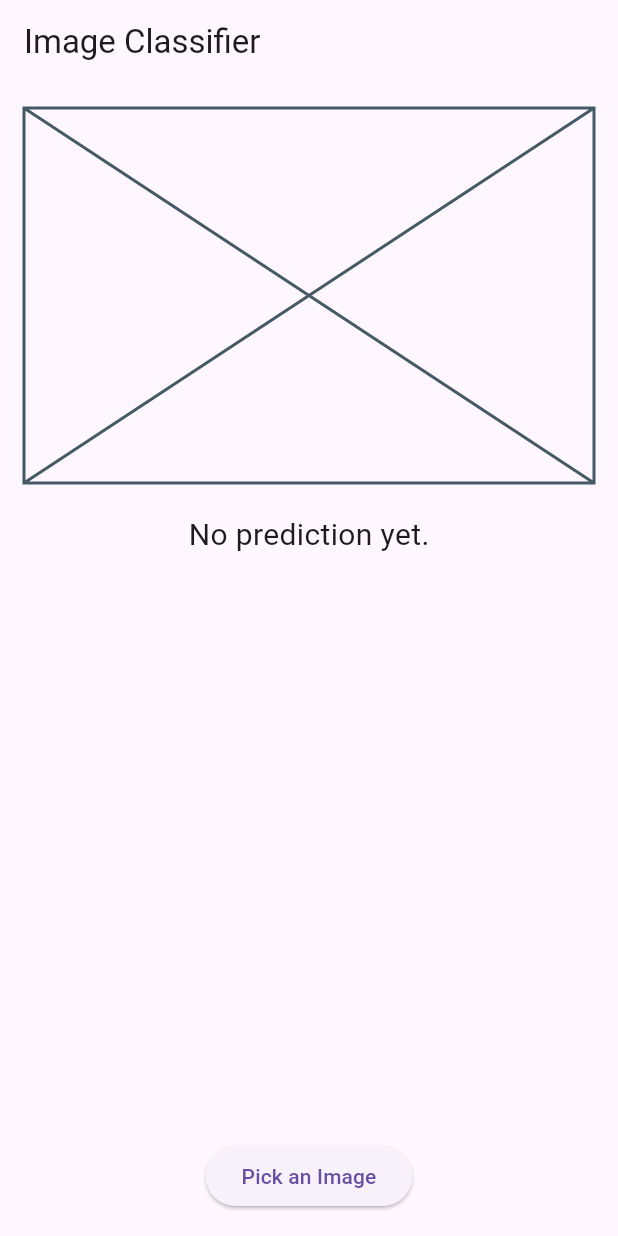
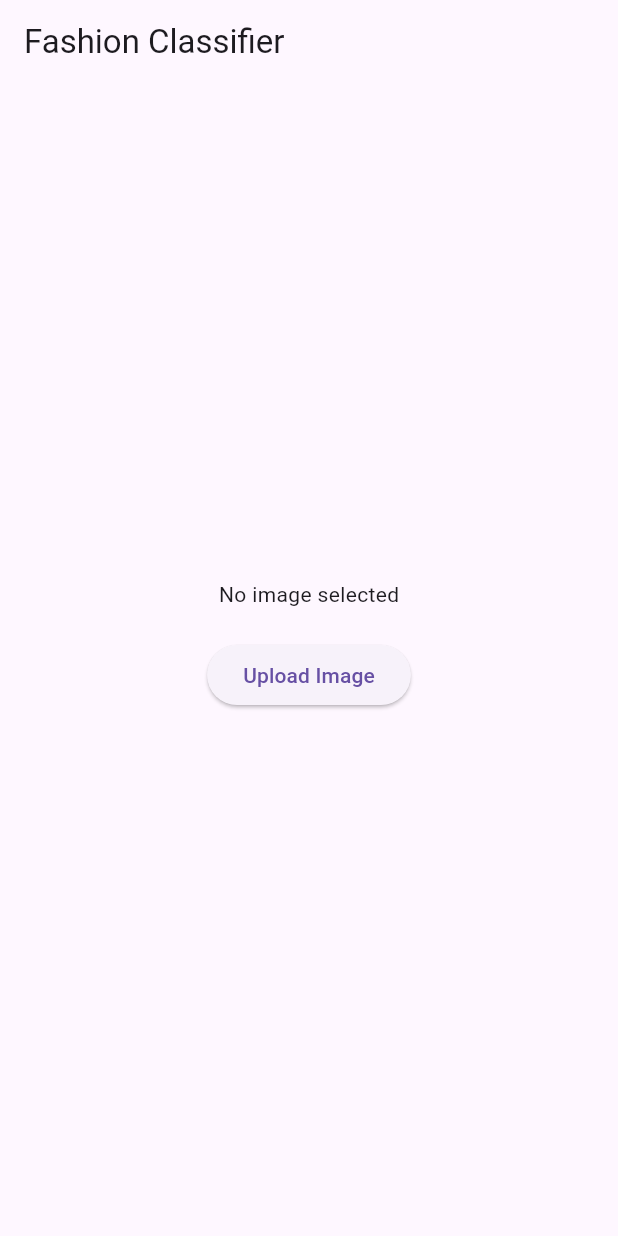
Before and after one commit to ashikulislamdev/price_comparison_app, a Flutter app: the screen it shows after launch, on a phone screen of 412 x 824 dp. Run offline on Flutter 3.47's test engine with Material 3 defaults, Android fonts, the phone set to English and light mode, and no system bars; our stand-ins replace image_picker; missing offline and left inert: tflite_flutter.

```diff
--- a/lib/main.dart
+++ b/lib/main.dart
@@ -14,7 +14,7 @@ class MyApp extends StatelessWidget {
     return MaterialApp(
       title: 'Flutter Price Comparison App',
       debugShowCheckedModeBanner: false,
-      home: const ClassifierScreen(),
+      home: const FashionClassifierScreen(),
     );
   }
 }
--- a/lib/view/fashion_classifier_screen.dart
+++ b/lib/view/fashion_classifier_screen.dart
@@ -1,114 +1,60 @@
 import 'dart:io';
-
 import 'package:flutter/material.dart';
 import 'package:image_picker/image_picker.dart';
-import 'package:price_comparison_app/core/utils/image_utils.dart';
-import 'package:price_comparison_app/model/interpreter_service.dart';
+import '../core/utils/image_utils.dart';
+import '../widgets/image_display.dart';
 
-class ClassifierScreen extends StatefulWidget {
-  const ClassifierScreen({Key? key}) : super(key: key);
+class FashionClassifierScreen extends StatefulWidget {
+  const FashionClassifierScreen({super.key});
 
   @override
-  State<ClassifierScreen> createState() => _ClassifierScreenState();
+  State<FashionClassifierScreen> createState() => _FashionClassifierScreenState();
 }
 
-class _ClassifierScreenState extends State<ClassifierScreen> {
-  final ImagePicker _picker = ImagePicker();
-  XFile? _selectedImage;
-  String? _predictionLabel;
+class _FashionClassifierScreenState extends State<FashionClassifierScreen> {
+  File? _image;
+  String? _prediction;
   bool _isLoading = false;
 
-  late InterpreterService _interpreterService;
-  List<String> labels = [];
-
-  @override
-  void initState() {
-    super.initState();
-    _loadInterpreter();
-  }
-
-  Future<void> _loadInterpreter() async {
-    _interpreterService = InterpreterService();
-    await _interpreterService.loadModel();
-
-    labels = await _interpreterService.loadLabels();
-
-    setState(() {});
-  }
-
   Future<void> _pickImage() async {
-    final XFile? image = await _picker.pickImage(source: ImageSource.gallery);
-
-    if (image != null) {
+    final picker = ImagePicker();
+    final picked = await picker.pickImage(source: ImageSource.gallery);
+    if (picked != null) {
       setState(() {
-        _selectedImage = image;
+        _image = File(picked.path);
+        _prediction = null;
       });
-
-      await _classifyImage(image);
+      _sendImageToAPI(File(picked.path));
     }
   }
 
-  Future<void> _classifyImage(XFile imageFile) async {
-    setState(() {
-      _isLoading = true;
-    });
-
-    final file = File(imageFile.path);
-
-    final inputShape = _interpreterService.getInputShape();
-    final height = inputShape[1];
-    final width = inputShape[2];
-
-    final inputBuffer = await ImageUtils.preprocess(
-      file,
-      height,
-      width,
-    );
-
-    final predictions = await _interpreterService.predict(inputBuffer, labels);
-
-    setState(() {
-      _predictionLabel = predictions.isNotEmpty ? predictions.first.label : null;
-      _isLoading = false;
-    });
+  Future<void> _sendImageToAPI(File imageFile) async {
+    setState(() => _isLoading = true);
+    try {
+      final prediction = await ImageUtils.sendToPredictionAPI(imageFile);
+      setState(() => _prediction = prediction);
+    } catch (e) {
+      setState(() => _prediction = 'Error: $e');
+    } finally {
+      setState(() => _isLoading = false);
+    }
   }
 
   @override
   Widget build(BuildContext context) {
     return Scaffold(
-      appBar: AppBar(
-        title: const Text('Image Classifier'),
-      ),
+      appBar: AppBar(title: const Text('Fashion Classifier')),
       body: Center(
-        child: Padding(
-          padding: const EdgeInsets.all(16.0),
-          child: Column(
-            children: [
-              if (_selectedImage != null)
-                Image.file(
-                  File(_selectedImage!.path),
-                  height: 250,
-                )
-              else
-                const Placeholder(
-                  fallbackHeight: 250,
-                ),
-              const SizedBox(height: 20),
-              _isLoading
-                  ? const CircularProgressIndicator()
-                  : Text(
-                      _predictionLabel != null
-                          ? 'Prediction: $_predictionLabel'
-                          : 'No prediction yet.',
-                      style: const TextStyle(fontSize: 20),
-                    ),
-              const Spacer(),
-              ElevatedButton(
-                onPressed: _pickImage,
-                child: const Text('Pick an Image'),
-              ),
-            ],
-          ),
+        child: Column(
+          mainAxisAlignment: MainAxisAlignment.center,
+          children: [
+            ImageDisplay(imageFile: _image),
+            const SizedBox(height: 20),
+            ElevatedButton(onPressed: _pickImage, child: const Text('Upload Image')),
+            const SizedBox(height: 20),
+            if (_isLoading) const CircularProgressIndicator(),
+            if (_prediction != null) Text('Prediction: $_prediction', style: const TextStyle(fontSize: 16)),
+          ],
         ),
       ),
     );
--- a/lib/widgets/image_display.dart
+++ b/lib/widgets/image_display.dart
@@ -4,14 +4,12 @@ import 'package:flutter/material.dart';
 class ImageDisplay extends StatelessWidget {
   final File? imageFile;
 
-  const ImageDisplay({super.key, required this.imageFile});
+  const ImageDisplay({super.key, this.imageFile});
 
   @override
   Widget build(BuildContext context) {
-    if (imageFile == null) {
-      return const Placeholder(fallbackHeight: 200);
-    } else {
-      return Image.file(imageFile!, height: 200);
-    }
+    return imageFile == null
+        ? const Text("No image selected")
+        : Image.file(imageFile!, height: 200);
   }
 }
--- a/pubspec.yaml
+++ b/pubspec.yaml
@@ -37,6 +37,9 @@ dependencies:
   tflite_flutter: ^0.11.0
   image_picker: ^1.1.2
   image: ^4.5.4
+  http: ^0.13.5
+  path: ^1.8.3
+  path_provider: ^2.1.2
 
 dev_dependencies:
   flutter_test:
```
Also changed, not shown: lib/core/utils/image_utils.dart (+18 -25 lines), pubspec.lock.
